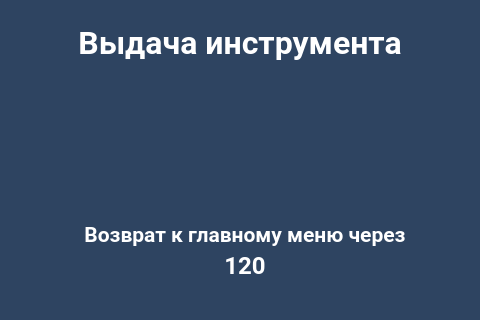
First picture: the form in client/GUI/ui/screen_32_wait.ui, repository komrade2801/AutoSklad, before the edit; both pictures show x 0 to 480 and y 480 to 800 of the 480 by 800 pixel window.
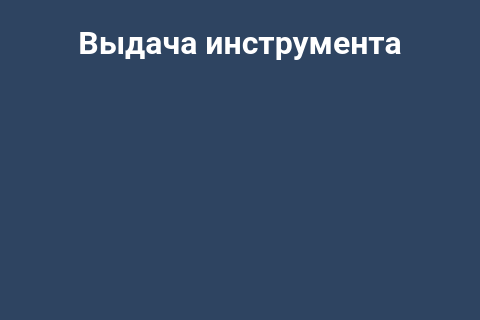
Second picture: the form after the edit. Icons and pictures are not drawn.

```diff
--- a/client/GUI/ui/screen_32_wait.ui
+++ b/client/GUI/ui/screen_32_wait.ui
@@ -386,651 +386,7 @@
     <bool>true</bool>
    </property>
   </widget>
-  <widget class="QLabel" name="label_info_1">
-   <property name="geometry">
-    <rect>
-     <x>55</x>
-     <y>700</y>
-     <width>380</width>
-     <height>30</height>
-    </rect>
-   </property>
-   <property name="palette">
-    <palette>
-     <active>
-      <colorrole role="WindowText">
-       <brush brushstyle="SolidPattern">
-        <color alpha="255">
-         <red>255</red>
-         <green>255</green>
-         <blue>255</blue>
-        </color>
-       </brush>
-      </colorrole>
-      <colorrole role="Button">
-       <brush brushstyle="LinearGradientPattern">
-        <gradient startx="0.000000000000000" starty="0.000000000000000" endx="1.000000000000000" endy="0.000000000000000" type="LinearGradient" spread="PadSpread" coordinatemode="ObjectBoundingMode">
-         <gradientstop position="0.000000000000000">
-          <color alpha="0">
-           <red>0</red>
-           <green>0</green>
-           <blue>0</blue>
-          </color>
-         </gradientstop>
-         <gradientstop position="1.000000000000000">
-          <color alpha="0">
-           <red>255</red>
-           <green>255</green>
-           <blue>255</blue>
-          </color>
-         </gradientstop>
-        </gradient>
-       </brush>
-      </colorrole>
-      <colorrole role="Text">
-       <brush brushstyle="SolidPattern">
-        <color alpha="255">
-         <red>255</red>
-         <green>255</green>
-         <blue>255</blue>
-        </color>
-       </brush>
-      </colorrole>
-      <colorrole role="ButtonText">
-       <brush brushstyle="SolidPattern">
-        <color alpha="255">
-         <red>255</red>
-         <green>255</green>
-         <blue>255</blue>
-        </color>
-       </brush>
-      </colorrole>
-      <colorrole role="Base">
-       <brush brushstyle="LinearGradientPattern">
-        <gradient startx="0.000000000000000" starty="0.000000000000000" endx="1.000000000000000" endy="0.000000000000000" type="LinearGradient" spread="PadSpread" coordinatemode="ObjectBoundingMode">
-         <gradientstop position="0.000000000000000">
-          <color alpha="0">
-           <red>0</red>
-           <green>0</green>
-           <blue>0</blue>
-          </color>
-         </gradientstop>
-         <gradientstop position="1.000000000000000">
-          <color alpha="0">
-           <red>255</red>
-           <green>255</green>
-           <blue>255</blue>
-          </color>
-         </gradientstop>
-        </gradient>
-       </brush>
-      </colorrole>
-      <colorrole role="Window">
-       <brush brushstyle="LinearGradientPattern">
-        <gradient startx="0.000000000000000" starty="0.000000000000000" endx="1.000000000000000" endy="0.000000000000000" type="LinearGradient" spread="PadSpread" coordinatemode="ObjectBoundingMode">
-         <gradientstop position="0.000000000000000">
-          <color alpha="0">
-           <red>0</red>
-           <green>0</green>
-           <blue>0</blue>
-          </color>
-         </gradientstop>
-         <gradientstop position="1.000000000000000">
-          <color alpha="0">
-           <red>255</red>
-           <green>255</green>
-           <blue>255</blue>
-          </color>
-         </gradientstop>
-        </gradient>
-       </brush>
-      </colorrole>
-      <colorrole role="PlaceholderText">
-       <brush brushstyle="NoBrush">
-        <color alpha="128">
-         <red>255</red>
-         <green>255</green>
-         <blue>255</blue>
-        </color>
-       </brush>
-      </colorrole>
-     </active>
-     <inactive>
-      <colorrole role="WindowText">
-       <brush brushstyle="SolidPattern">
-        <color alpha="255">
-         <red>255</red>
-         <green>255</green>
-         <blue>255</blue>
-        </color>
-       </brush>
-      </colorrole>
-      <colorrole role="Button">
-       <brush brushstyle="LinearGradientPattern">
-        <gradient startx="0.000000000000000" starty="0.000000000000000" endx="1.000000000000000" endy="0.000000000000000" type="LinearGradient" spread="PadSpread" coordinatemode="ObjectBoundingMode">
-         <gradientstop position="0.000000000000000">
-          <color alpha="0">
-           <red>0</red>
-           <green>0</green>
-           <blue>0</blue>
-          </color>
-         </gradientstop>
-         <gradientstop position="1.000000000000000">
-          <color alpha="0">
-           <red>255</red>
-           <green>255</green>
-           <blue>255</blue>
-          </color>
-         </gradientstop>
-        </gradient>
-       </brush>
-      </colorrole>
-      <colorrole role="Text">
-       <brush brushstyle="SolidPattern">
-        <color alpha="255">
-         <red>255</red>
-         <green>255</green>
-         <blue>255</blue>
-        </color>
-       </brush>
-      </colorrole>
-      <colorrole role="ButtonText">
-       <brush brushstyle="SolidPattern">
-        <color alpha="255">
-         <red>255</red>
-         <green>255</green>
-         <blue>255</blue>
-        </color>
-       </brush>
-      </colorrole>
-      <colorrole role="Base">
-       <brush brushstyle="LinearGradientPattern">
-        <gradient startx="0.000000000000000" starty="0.000000000000000" endx="1.000000000000000" endy="0.000000000000000" type="LinearGradient" spread="PadSpread" coordinatemode="ObjectBoundingMode">
-         <gradientstop position="0.000000000000000">
-          <color alpha="0">
-           <red>0</red>
-           <green>0</green>
-           <blue>0</blue>
-          </color>
-         </gradientstop>
-         <gradientstop position="1.000000000000000">
-          <color alpha="0">
-           <red>255</red>
-           <green>255</green>
-           <blue>255</blue>
-          </color>
-         </gradientstop>
-        </gradient>
-       </brush>
-      </colorrole>
-      <colorrole role="Window">
-       <brush brushstyle="LinearGradientPattern">
-        <gradient startx="0.000000000000000" starty="0.000000000000000" endx="1.000000000000000" endy="0.000000000000000" type="LinearGradient" spread="PadSpread" coordinatemode="ObjectBoundingMode">
-         <gradientstop position="0.000000000000000">
-          <color alpha="0">
-           <red>0</red>
-           <green>0</green>
-           <blue>0</blue>
-          </color>
-         </gradientstop>
-         <gradientstop position="1.000000000000000">
-          <color alpha="0">
-           <red>255</red>
-           <green>255</green>
-           <blue>255</blue>
-          </color>
-         </gradientstop>
-        </gradient>
-       </brush>
-      </colorrole>
-      <colorrole role="PlaceholderText">
-       <brush brushstyle="NoBrush">
-        <color alpha="128">
-         <red>255</red>
-         <green>255</green>
-         <blue>255</blue>
-        </color>
-       </brush>
-      </colorrole>
-     </inactive>
-     <disabled>
-      <colorrole role="WindowText">
-       <brush brushstyle="SolidPattern">
-        <color alpha="255">
-         <red>255</red>
-         <green>255</green>
-         <blue>255</blue>
-        </color>
-       </brush>
-      </colorrole>
-      <colorrole role="Button">
-       <brush brushstyle="LinearGradientPattern">
-        <gradient startx="0.000000000000000" starty="0.000000000000000" endx="1.000000000000000" endy="0.000000000000000" type="LinearGradient" spread="PadSpread" coordinatemode="ObjectBoundingMode">
-         <gradientstop position="0.000000000000000">
-          <color alpha="0">
-           <red>0</red>
-           <green>0</green>
-           <blue>0</blue>
-          </color>
-         </gradientstop>
-         <gradientstop position="1.000000000000000">
-          <color alpha="0">
-           <red>255</red>
-           <green>255</green>
-           <blue>255</blue>
-          </color>
-         </gradientstop>
-        </gradient>
-       </brush>
-      </colorrole>
-      <colorrole role="Text">
-       <brush brushstyle="SolidPattern">
-        <color alpha="255">
-         <red>255</red>
-         <green>255</green>
-         <blue>255</blue>
-        </color>
-       </brush>
-      </colorrole>
-      <colorrole role="ButtonText">
-       <brush brushstyle="SolidPattern">
-        <color alpha="255">
-         <red>255</red>
-         <green>255</green>
-         <blue>255</blue>
-        </color>
-       </brush>
-      </colorrole>
-      <colorrole role="Base">
-       <brush brushstyle="LinearGradientPattern">
-        <gradient startx="0.000000000000000" starty="0.000000000000000" endx="1.000000000000000" endy="0.000000000000000" type="LinearGradient" spread="PadSpread" coordinatemode="ObjectBoundingMode">
-         <gradientstop position="0.000000000000000">
-          <color alpha="0">
-           <red>0</red>
-           <green>0</green>
-           <blue>0</blue>
-          </color>
-         </gradientstop>
-         <gradientstop position="1.000000000000000">
-          <color alpha="0">
-           <red>255</red>
-           <green>255</green>
-           <blue>255</blue>
-          </color>
-         </gradientstop>
-        </gradient>
-       </brush>
-      </colorrole>
-      <colorrole role="Window">
-       <brush brushstyle="LinearGradientPattern">
-        <gradient startx="0.000000000000000" starty="0.000000000000000" endx="1.000000000000000" endy="0.000000000000000" type="LinearGradient" spread="PadSpread" coordinatemode="ObjectBoundingMode">
-         <gradientstop position="0.000000000000000">
-          <color alpha="0">
-           <red>0</red>
-           <green>0</green>
-           <blue>0</blue>
-          </color>
-         </gradientstop>
-         <gradientstop position="1.000000000000000">
-          <color alpha="0">
-           <red>255</red>
-           <green>255</green>
-           <blue>255</blue>
-          </color>
-         </gradientstop>
-        </gradient>
-       </brush>
-      </colorrole>
-      <colorrole role="PlaceholderText">
-       <brush brushstyle="NoBrush">
-        <color alpha="128">
-         <red>255</red>
-         <green>255</green>
-         <blue>255</blue>
-        </color>
-       </brush>
-      </colorrole>
-     </disabled>
-    </palette>
-   </property>
-   <property name="font">
-    <font>
-     <family>Roboto</family>
-     <pointsize>16</pointsize>
-     <weight>75</weight>
-     <bold>true</bold>
-    </font>
-   </property>
-   <property name="text">
-    <string>Возврат к главному меню через</string>
-   </property>
-   <property name="alignment">
-    <set>Qt::AlignCenter</set>
-   </property>
   </widget>
-  <widget class="QLabel" name="lbl_timeout_back">
-   <property name="geometry">
-    <rect>
-     <x>55</x>
-     <y>730</y>
-     <width>380</width>
-     <height>30</height>
-    </rect>
-   </property>
-   <property name="palette">
-    <palette>
-     <active>
-      <colorrole role="WindowText">
-       <brush brushstyle="SolidPattern">
-        <color alpha="255">
-         <red>255</red>
-         <green>255</green>
-         <blue>255</blue>
-        </color>
-       </brush>
-      </colorrole>
-      <colorrole role="Button">
-       <brush brushstyle="LinearGradientPattern">
-        <gradient startx="0.000000000000000" starty="0.000000000000000" endx="1.000000000000000" endy="0.000000000000000" type="LinearGradient" spread="PadSpread" coordinatemode="ObjectBoundingMode">
-         <gradientstop position="0.000000000000000">
-          <color alpha="0">
-           <red>0</red>
-           <green>0</green>
-           <blue>0</blue>
-          </color>
-         </gradientstop>
-         <gradientstop position="1.000000000000000">
-          <color alpha="0">
-           <red>255</red>
-           <green>255</green>
-           <blue>255</blue>
-          </color>
-         </gradientstop>
-        </gradient>
-       </brush>
-      </colorrole>
-      <colorrole role="Text">
-       <brush brushstyle="SolidPattern">
-        <color alpha="255">
-         <red>255</red>
-         <green>255</green>
-         <blue>255</blue>
-        </color>
-       </brush>
-      </colorrole>
-      <colorrole role="ButtonText">
-       <brush brushstyle="SolidPattern">
-        <color alpha="255">
-         <red>255</red>
-         <green>255</green>
-         <blue>255</blue>
-        </color>
-       </brush>
-      </colorrole>
-      <colorrole role="Base">
-       <brush brushstyle="LinearGradientPattern">
-        <gradient startx="0.000000000000000" starty="0.000000000000000" endx="1.000000000000000" endy="0.000000000000000" type="LinearGradient" spread="PadSpread" coordinatemode="ObjectBoundingMode">
-         <gradientstop position="0.000000000000000">
-          <color alpha="0">
-           <red>0</red>
-           <green>0</green>
-           <blue>0</blue>
-          </color>
-         </gradientstop>
-         <gradientstop position="1.000000000000000">
-          <color alpha="0">
-           <red>255</red>
-           <green>255</green>
-           <blue>255</blue>
-          </color>
-         </gradientstop>
-        </gradient>
-       </brush>
-      </colorrole>
-      <colorrole role="Window">
-       <brush brushstyle="LinearGradientPattern">
-        <gradient startx="0.000000000000000" starty="0.000000000000000" endx="1.000000000000000" endy="0.000000000000000" type="LinearGradient" spread="PadSpread" coordinatemode="ObjectBoundingMode">
-         <gradientstop position="0.000000000000000">
-          <color alpha="0">
-           <red>0</red>
-           <green>0</green>
-           <blue>0</blue>
-          </color>
-         </gradientstop>
-         <gradientstop position="1.000000000000000">
-          <color alpha="0">
-           <red>255</red>
-           <green>255</green>
-           <blue>255</blue>
-          </color>
-         </gradientstop>
-        </gradient>
-       </brush>
-      </colorrole>
-      <colorrole role="PlaceholderText">
-       <brush brushstyle="NoBrush">
-        <color alpha="128">
-         <red>255</red>
-         <green>255</green>
-         <blue>255</blue>
-        </color>
-       </brush>
-      </colorrole>
-     </active>
-     <inactive>
-      <colorrole role="WindowText">
-       <brush brushstyle="SolidPattern">
-        <color alpha="255">
-         <red>255</red>
-         <green>255</green>
-         <blue>255</blue>
-        </color>
-       </brush>
-      </colorrole>
-      <colorrole role="Button">
-       <brush brushstyle="LinearGradientPattern">
-        <gradient startx="0.000000000000000" starty="0.000000000000000" endx="1.000000000000000" endy="0.000000000000000" type="LinearGradient" spread="PadSpread" coordinatemode="ObjectBoundingMode">
-         <gradientstop position="0.000000000000000">
-          <color alpha="0">
-           <red>0</red>
-           <green>0</green>
-           <blue>0</blue>
-          </color>
-         </gradientstop>
-         <gradientstop position="1.000000000000000">
-          <color alpha="0">
-           <red>255</red>
-           <green>255</green>
-           <blue>255</blue>
-          </color>
-         </gradientstop>
-        </gradient>
-       </brush>
-      </colorrole>
-      <colorrole role="Text">
-       <brush brushstyle="SolidPattern">
-        <color alpha="255">
-         <red>255</red>
-         <green>255</green>
-         <blue>255</blue>
-        </color>
-       </brush>
-      </colorrole>
-      <colorrole role="ButtonText">
-       <brush brushstyle="SolidPattern">
-        <color alpha="255">
-         <red>255</red>
-         <green>255</green>
-         <blue>255</blue>
-        </color>
-       </brush>
-      </colorrole>
-      <colorrole role="Base">
-       <brush brushstyle="LinearGradientPattern">
-        <gradient startx="0.000000000000000" starty="0.000000000000000" endx="1.000000000000000" endy="0.000000000000000" type="LinearGradient" spread="PadSpread" coordinatemode="ObjectBoundingMode">
-         <gradientstop position="0.000000000000000">
-          <color alpha="0">
-           <red>0</red>
-           <green>0</green>
-           <blue>0</blue>
-          </color>
-         </gradientstop>
-         <gradientstop position="1.000000000000000">
-          <color alpha="0">
-           <red>255</red>
-           <green>255</green>
-           <blue>255</blue>
-          </color>
-         </gradientstop>
-        </gradient>
-       </brush>
-      </colorrole>
-      <colorrole role="Window">
-       <brush brushstyle="LinearGradientPattern">
-        <gradient startx="0.000000000000000" starty="0.000000000000000" endx="1.000000000000000" endy="0.000000000000000" type="LinearGradient" spread="PadSpread" coordinatemode="ObjectBoundingMode">
-         <gradientstop position="0.000000000000000">
-          <color alpha="0">
-           <red>0</red>
-           <green>0</green>
-           <blue>0</blue>
-          </color>
-         </gradientstop>
-         <gradientstop position="1.000000000000000">
-          <color alpha="0">
-           <red>255</red>
-           <green>255</green>
-           <blue>255</blue>
-          </color>
-         </gradientstop>
-        </gradient>
-       </brush>
-      </colorrole>
-      <colorrole role="PlaceholderText">
-       <brush brushstyle="NoBrush">
-        <color alpha="128">
-         <red>255</red>
-         <green>255</green>
-         <blue>255</blue>
-        </color>
-       </brush>
-      </colorrole>
-     </inactive>
-     <disabled>
-      <colorrole role="WindowText">
-       <brush brushstyle="SolidPattern">
-        <color alpha="255">
-         <red>255</red>
-         <green>255</green>
-         <blue>255</blue>
-        </color>
-       </brush>
-      </colorrole>
-      <colorrole role="Button">
-       <brush brushstyle="LinearGradientPattern">
-        <gradient startx="0.000000000000000" starty="0.000000000000000" endx="1.000000000000000" endy="0.000000000000000" type="LinearGradient" spread="PadSpread" coordinatemode="ObjectBoundingMode">
-         <gradientstop position="0.000000000000000">
-          <color alpha="0">
-           <red>0</red>
-           <green>0</green>
-           <blue>0</blue>
-          </color>
-         </gradientstop>
-         <gradientstop position="1.000000000000000">
-          <color alpha="0">
-           <red>255</red>
-           <green>255</green>
-           <blue>255</blue>
-          </color>
-         </gradientstop>
-        </gradient>
-       </brush>
-      </colorrole>
-      <colorrole role="Text">
-       <brush brushstyle="SolidPattern">
-        <color alpha="255">
-         <red>255</red>
-         <green>255</green>
-         <blue>255</blue>
-        </color>
-       </brush>
-      </colorrole>
-      <colorrole role="ButtonText">
-       <brush brushstyle="SolidPattern">
-        <color alpha="255">
-         <red>255</red>
-         <green>255</green>
-         <blue>255</blue>
-        </color>
-       </brush>
-      </colorrole>
-      <colorrole role="Base">
-       <brush brushstyle="LinearGradientPattern">
-        <gradient startx="0.000000000000000" starty="0.000000000000000" endx="1.000000000000000" endy="0.000000000000000" type="LinearGradient" spread="PadSpread" coordinatemode="ObjectBoundingMode">
-         <gradientstop position="0.000000000000000">
-          <color alpha="0">
-           <red>0</red>
-           <green>0</green>
-           <blue>0</blue>
-          </color>
-         </gradientstop>
-         <gradientstop position="1.000000000000000">
-          <color alpha="0">
-           <red>255</red>
-           <green>255</green>
-           <blue>255</blue>
-          </color>
-         </gradientstop>
-        </gradient>
-       </brush>
-      </colorrole>
-      <colorrole role="Window">
-       <brush brushstyle="LinearGradientPattern">
-        <gradient startx="0.000000000000000" starty="0.000000000000000" endx="1.000000000000000" endy="0.000000000000000" type="LinearGradient" spread="PadSpread" coordinatemode="ObjectBoundingMode">
-         <gradientstop position="0.000000000000000">
-          <color alpha="0">
-           <red>0</red>
-           <green>0</green>
-           <blue>0</blue>
-          </color>
-         </gradientstop>
-         <gradientstop position="1.000000000000000">
-          <color alpha="0">
-           <red>255</red>
-           <green>255</green>
-           <blue>255</blue>
-          </color>
-         </gradientstop>
-        </gradient>
-       </brush>
-      </colorrole>
-      <colorrole role="PlaceholderText">
-       <brush brushstyle="NoBrush">
-        <color alpha="128">
-         <red>255</red>
-         <green>255</green>
-         <blue>255</blue>
-        </color>
-       </brush>
-      </colorrole>
-     </disabled>
-    </palette>
-   </property>
-   <property name="font">
-    <font>
-     <family>Roboto</family>
-     <pointsize>18</pointsize>
-     <weight>75</weight>
-     <bold>true</bold>
-    </font>
-   </property>
-   <property name="text">
-    <string>120</string>
-   </property>
-   <property name="alignment">
-    <set>Qt::AlignCenter</set>
-   </property>
-  </widget>
- </widget>
- <resources/>
- <connections/>
+ <resources />
+ <connections />
 </ui>
```
Left out of the diff: 8 changed lines with no effect on the pictures.
